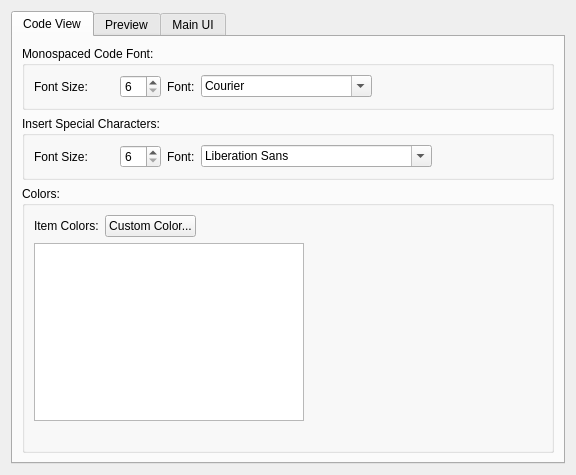
Old version of the form src/Form_Files/PAppearanceWidget.ui in the repository Sigil-Ebook/Sigil.
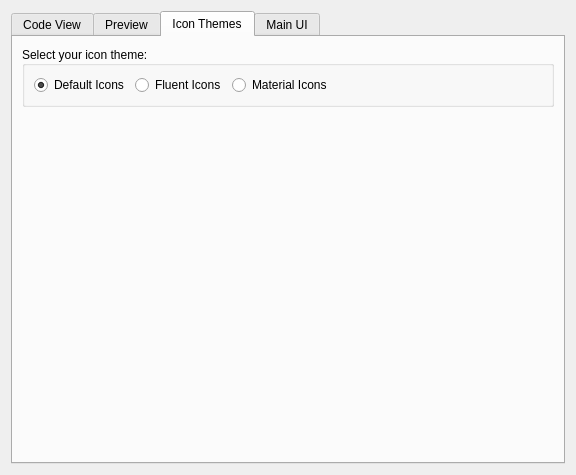
New version of the form. The open tabs and pages were chosen to show the change.

Commit message: add simple icon theme tab to Appearance Preferences

Patch:
```diff
--- a/src/Form_Files/PAppearanceWidget.ui
+++ b/src/Form_Files/PAppearanceWidget.ui
@@ -419,6 +419,101 @@
        </item>
       </layout>
      </widget>
+
+     <widget class="QWidget" name="IconThemeTab">
+      <attribute name="title">
+       <string>Icon Themes</string>
+      </attribute>
+      <layout class="QVBoxLayout" name="tabverticalLayout">
+       <item>
+        <widget class="QGroupBox" name="tabgroupBox">
+         <property name="sizePolicy">
+          <sizepolicy hsizetype="Preferred" vsizetype="Preferred">
+           <horstretch>0</horstretch>
+           <verstretch>0</verstretch>
+          </sizepolicy>
+         </property>
+         <property name="toolTip">
+          <string>Choose which icon theme you want to use (requires Sigil restart).</string>
+         </property>
+         <property name="title">
+          <string>Select your icon theme:</string>
+         </property>
+         <property name="alignment">
+          <set>Qt::AlignLeading|Qt::AlignLeft|Qt::AlignVCenter</set>
+         </property>
+         <layout class="QHBoxLayout" name="tabversionLayout">
+          <item>
+           <widget class="QRadioButton" name="Default">
+            <property name="toolTip">
+             <string>Sigil's default icon set</string>
+            </property>
+            <property name="text">
+             <string>Default Icons</string>
+            </property>
+            <property name="checked">
+             <bool>true</bool>
+            </property>
+           </widget>
+          </item>
+          <item>
+           <widget class="QRadioButton" name="Fluent">
+            <property name="toolTip">
+             <string>Icons based on the Fluent theme.</string>
+            </property>
+            <property name="text">
+             <string>Fluent Icons</string>
+            </property>
+            <property name="checked">
+             <bool>false</bool>
+            </property>
+           </widget>
+          </item>
+          <item>
+           <widget class="QRadioButton" name="Material">
+            <property name="toolTip">
+             <string>Icons based on Google's Material theme.</string>
+            </property>
+            <property name="text">
+             <string>Material Icons</string>
+            </property>
+            <property name="checked">
+             <bool>false</bool>
+            </property>
+           </widget>
+          </item>
+          <item>
+           <spacer name="tabhorizontalSpacer_4">
+            <property name="orientation">
+             <enum>Qt::Horizontal</enum>
+            </property>
+            <property name="sizeHint" stdset="0">
+             <size>
+              <width>40</width>
+              <height>20</height>
+             </size>
+            </property>
+           </spacer>
+          </item>
+         </layout>
+        </widget>
+       </item>
+       <item>
+        <spacer name="tabverticalSpacer">
+         <property name="orientation">
+          <enum>Qt::Vertical</enum>
+         </property>
+         <property name="sizeHint" stdset="0">
+          <size>
+           <width>20</width>
+           <height>40</height>
+          </size>
+         </property>
+        </spacer>
+       </item>
+      </layout>
+     </widget>
+     
      <widget class="QWidget" name="AppUiTab">
       <attribute name="title">
        <string>Main UI</string>
```
The commit also changes 2 other files.
